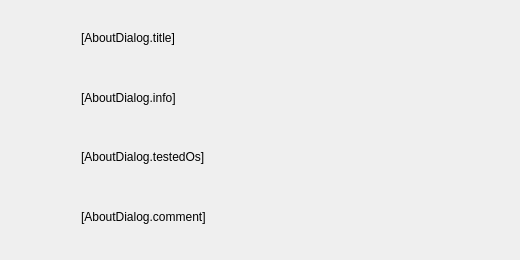
Old version of the form ui/about_dialog.ui in the repository Lavruk-Yure/LavrGPT05.
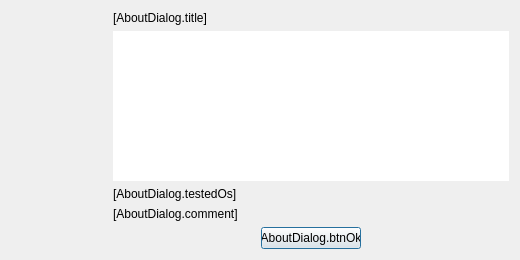
New version of the form. Icons and pictures are not drawn.

Diff of the .ui file:
```diff
--- a/ui/about_dialog.ui
+++ b/ui/about_dialog.ui
@@ -24,25 +24,43 @@
     <layout class="QHBoxLayout" name="hlTop">
      <item>
       <widget class="QLabel" name="lblIcon">
+       <property name="sizePolicy">
+        <sizepolicy hsizetype="Fixed" vsizetype="Fixed">
+         <horstretch>1</horstretch>
+         <verstretch>0</verstretch>
+        </sizepolicy>
+       </property>
        <property name="minimumSize">
         <size>
-         <width>64</width>
-         <height>64</height>
+         <width>96</width>
+         <height>96</height>
         </size>
        </property>
        <property name="maximumSize">
         <size>
-         <width>64</width>
-         <height>64</height>
+         <width>96</width>
+         <height>96</height>
         </size>
        </property>
        <property name="text">
         <string/>
        </property>
+       <property name="pixmap">
+        <pixmap resource="../resources.qrc">:/icons/LGE/about_96.png</pixmap>
+       </property>
+       <property name="scaledContents">
+        <bool>true</bool>
+       </property>
+       <property name="alignment">
+        <set>Qt::AlignmentFlag::AlignCenter</set>
+       </property>
       </widget>
      </item>
      <item>
       <layout class="QVBoxLayout" name="vlText">
+       <property name="leftMargin">
+        <number>0</number>
+       </property>
        <item>
         <widget class="QLabel" name="lblTitle">
          <property name="text">
@@ -54,12 +72,9 @@
         </widget>
        </item>
        <item>
-        <widget class="QLabel" name="lblInfo">
-         <property name="text">
-          <string>[AboutDialog.info]</string>
-         </property>
-         <property name="wordWrap">
-          <bool>true</bool>
+        <widget class="QTextBrowser" name="textInfo">
+         <property name="frameShape">
+          <enum>QFrame::Shape::NoFrame</enum>
          </property>
         </widget>
        </item>
@@ -83,17 +98,33 @@
          </property>
         </widget>
        </item>
+       <item>
+        <layout class="QHBoxLayout" name="horizontalLayout">
+         <item>
+          <widget class="QPushButton" name="btnOk">
+           <property name="minimumSize">
+            <size>
+             <width>50</width>
+             <height>0</height>
+            </size>
+           </property>
+           <property name="maximumSize">
+            <size>
+             <width>100</width>
+             <height>16777215</height>
+            </size>
+           </property>
+           <property name="text">
+            <string>[AboutDialog.btnOk]</string>
+           </property>
+          </widget>
+         </item>
+        </layout>
+       </item>
       </layout>
      </item>
     </layout>
    </item>
-   <item>
-    <widget class="QDialogButtonBox" name="buttonBox">
-     <property name="standardButtons">
-      <set>QDialogButtonBox::StandardButton::NoButton</set>
-     </property>
-    </widget>
-   </item>
   </layout>
  </widget>
  <resources/>
```
Left out of the diff: 4 changed lines with no effect on the pictures.
